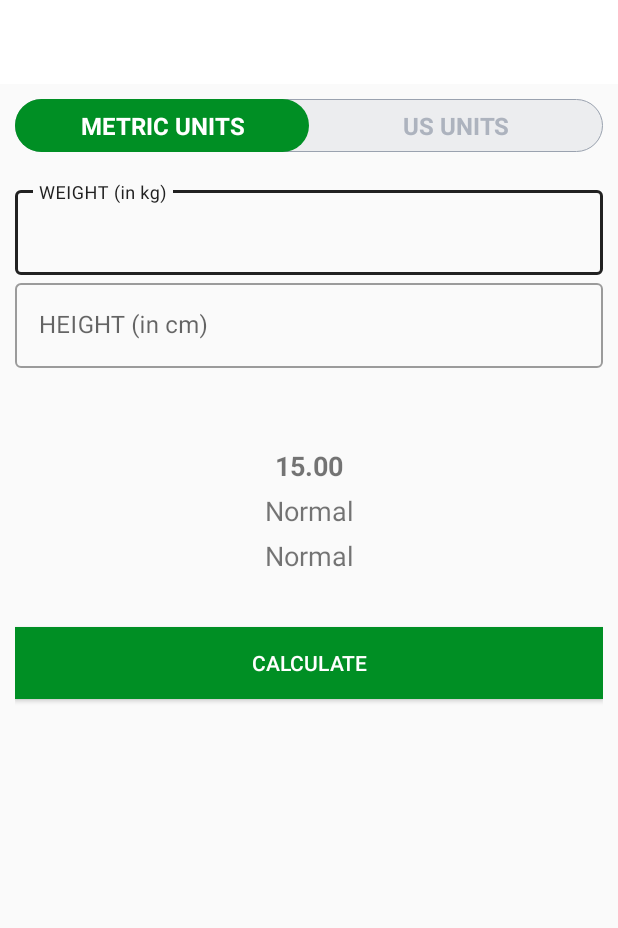
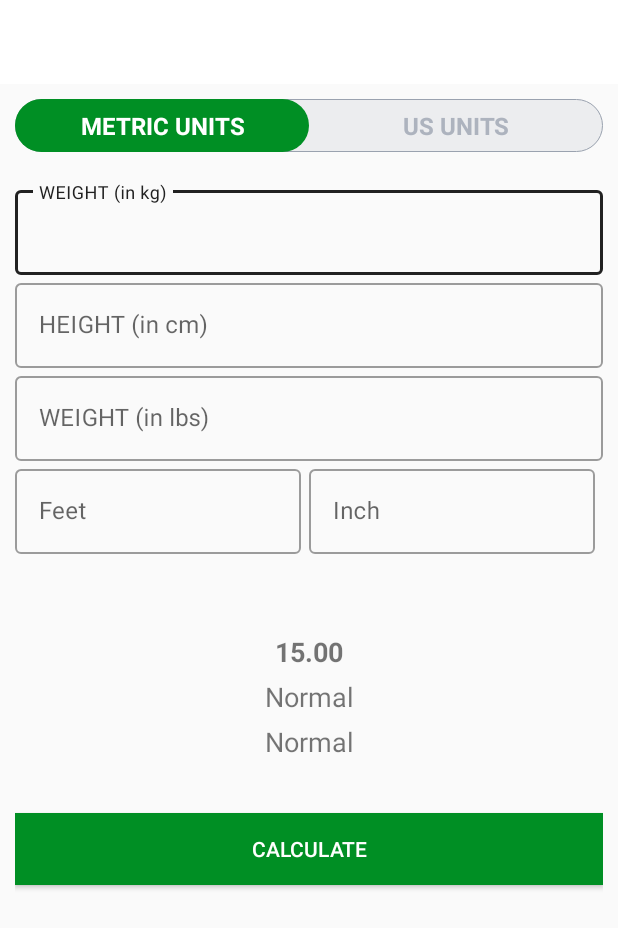
Before and after one commit to wenk-silvan/7-minute-workout, an Android app: the layout activity_b_m_i.xml on its own in the app's theme, with its tools: preview values and no code run, on a phone screen of 412 x 824 dp. Shown: the top 928 px of the screen. Run offline under Robolectric (Android 15) with nearby library versions, the phone set to English and light mode, and no system bars.

Commit message:
Add US BMI calculation

```diff
--- a/app/src/main/res/layout/activity_b_m_i.xml
+++ b/app/src/main/res/layout/activity_b_m_i.xml
@@ -53,7 +53,7 @@
     </RadioGroup>
 
     <LinearLayout
-        android:id="@+id/ll_unit_view"
+        android:id="@+id/ll_units_view"
         android:layout_width="match_parent"
         android:layout_height="match_parent"
         android:layout_below="@+id/rg_units"
@@ -61,6 +61,11 @@
         android:padding="10dp"
         android:theme="@style/Theme.MaterialComponents.DayNight.DarkActionBar">
 
+        <LinearLayout
+            android:id="@+id/ll_metrics_units_view"
+            android:layout_width="match_parent"
+            android:layout_height="wrap_content"
+            android:orientation="vertical">
             <com.google.android.material.textfield.TextInputLayout
                 android:id="@+id/til_metric_unit_weight"
                 style="@style/Widget.MaterialComponents.TextInputLayout.OutlinedBox"
@@ -74,7 +79,6 @@
                     android:inputType="numberDecimal"
                     android:textSize="16sp" />
             </com.google.android.material.textfield.TextInputLayout>
-
             <com.google.android.material.textfield.TextInputLayout
                 android:id="@+id/til_metric_unit_height"
                 style="@style/Widget.MaterialComponents.TextInputLayout.OutlinedBox"
@@ -88,13 +92,77 @@
                     android:inputType="numberDecimal"
                     android:textSize="16sp" />
             </com.google.android.material.textfield.TextInputLayout>
+        </LinearLayout>
+
+        <LinearLayout
+            android:id="@+id/ll_us_units_view"
+            android:layout_width="match_parent"
+            android:layout_height="wrap_content"
+            android:orientation="vertical">
+
+            <com.google.android.material.textfield.TextInputLayout
+                android:id="@+id/til_us_unit_weight"
+                style="@style/Widget.MaterialComponents.TextInputLayout.OutlinedBox"
+                android:layout_width="match_parent"
+                android:layout_height="wrap_content">
+                <androidx.appcompat.widget.AppCompatEditText
+                    android:id="@+id/et_us_unit_weight"
+                    android:layout_width="match_parent"
+                    android:layout_height="wrap_content"
+                    android:hint="WEIGHT (in lbs)"
+                    android:inputType="numberDecimal"
+                    android:textSize="16sp" />
+            </com.google.android.material.textfield.TextInputLayout>
+
+            <LinearLayout
+                android:id="@+id/ll_us_units_height"
+                android:layout_width="match_parent"
+                android:layout_height="wrap_content"
+                android:baselineAligned="false"
+                android:orientation="horizontal">
+
+                <com.google.android.material.textfield.TextInputLayout
+                    android:id="@+id/til_us_unit_height_feet"
+                    style="@style/Widget.MaterialComponents.TextInputLayout.OutlinedBox"
+                    android:layout_weight="1"
+                    android:layout_marginEnd="5dp"
+                    android:layout_width="0dp"
+                    android:layout_height="wrap_content">
+                    <androidx.appcompat.widget.AppCompatEditText
+                        android:id="@+id/et_us_unit_height_feet"
+                        android:layout_width="match_parent"
+                        android:layout_height="wrap_content"
+                        android:hint="Feet"
+                        android:inputType="number"
+                        android:textSize="16sp" />
+                </com.google.android.material.textfield.TextInputLayout>
+
+                <com.google.android.material.textfield.TextInputLayout
+                    android:id="@+id/til_us_unit_height_inch"
+                    style="@style/Widget.MaterialComponents.TextInputLayout.OutlinedBox"
+                    android:layout_weight="1"
+                    android:layout_marginEnd="5dp"
+                    android:layout_width="0dp"
+                    android:layout_height="wrap_content">
+                    <androidx.appcompat.widget.AppCompatEditText
+                        android:id="@+id/et_us_unit_height_inch"
+                        android:layout_width="match_parent"
+                        android:layout_height="wrap_content"
+                        android:hint="Inch"
+                        android:inputType="number"
+                        android:textSize="16sp" />
+                </com.google.android.material.textfield.TextInputLayout>
+
+            </LinearLayout>
+        </LinearLayout>
+
         <LinearLayout
             android:id="@+id/ll_display_bmi_result"
             android:layout_width="match_parent"
             android:layout_height="wrap_content"
             android:layout_marginTop="25dp"
             android:orientation="vertical"
-            android:visibility="visible"
+            android:visibility="invisible"
             tools:visibility="visible">
 
             <TextView
@@ -135,6 +203,7 @@
                 android:textSize="18dp"
                 tools:text="Normal" />
         </LinearLayout>
+
         <Button
             android:id="@+id/btn_calculate_units"
             android:layout_width="match_parent"
```
Also changed, not shown: app/src/main/java/ch/wenksi/a7minuteworkout/BMIActivity.kt (+73 -6 lines). Lines whose indentation alone changed are shown as unchanged.
